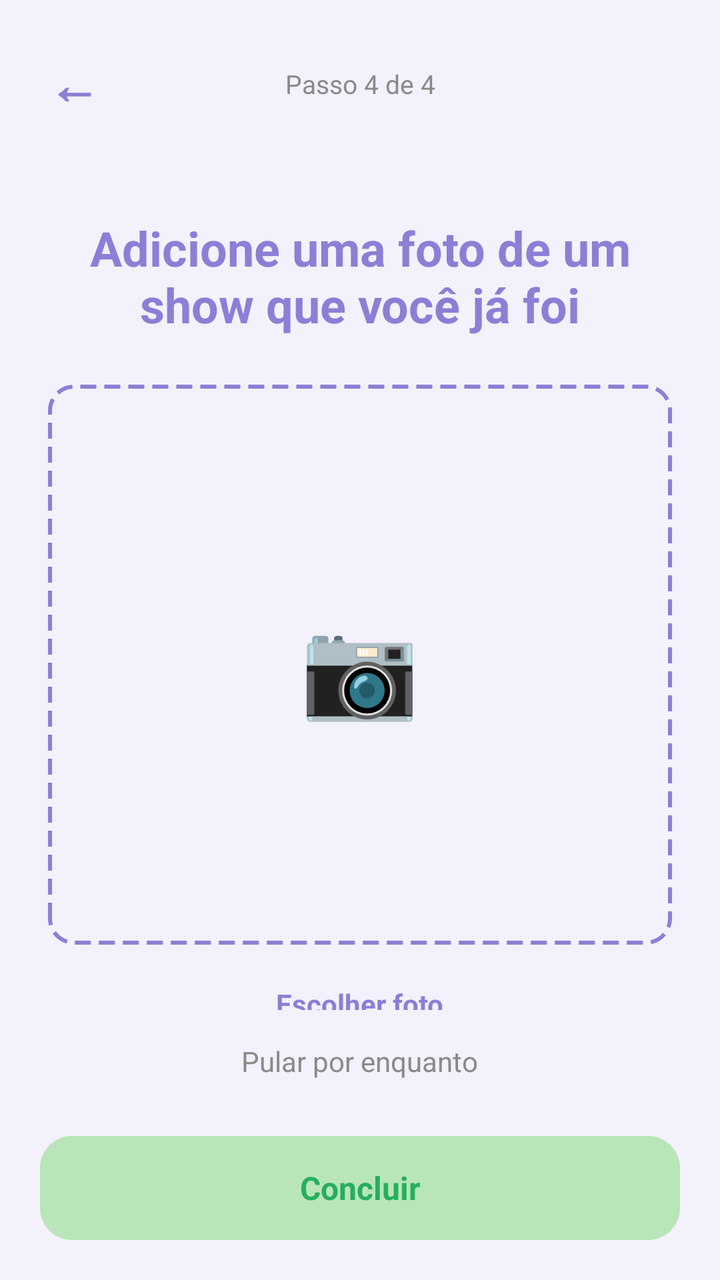
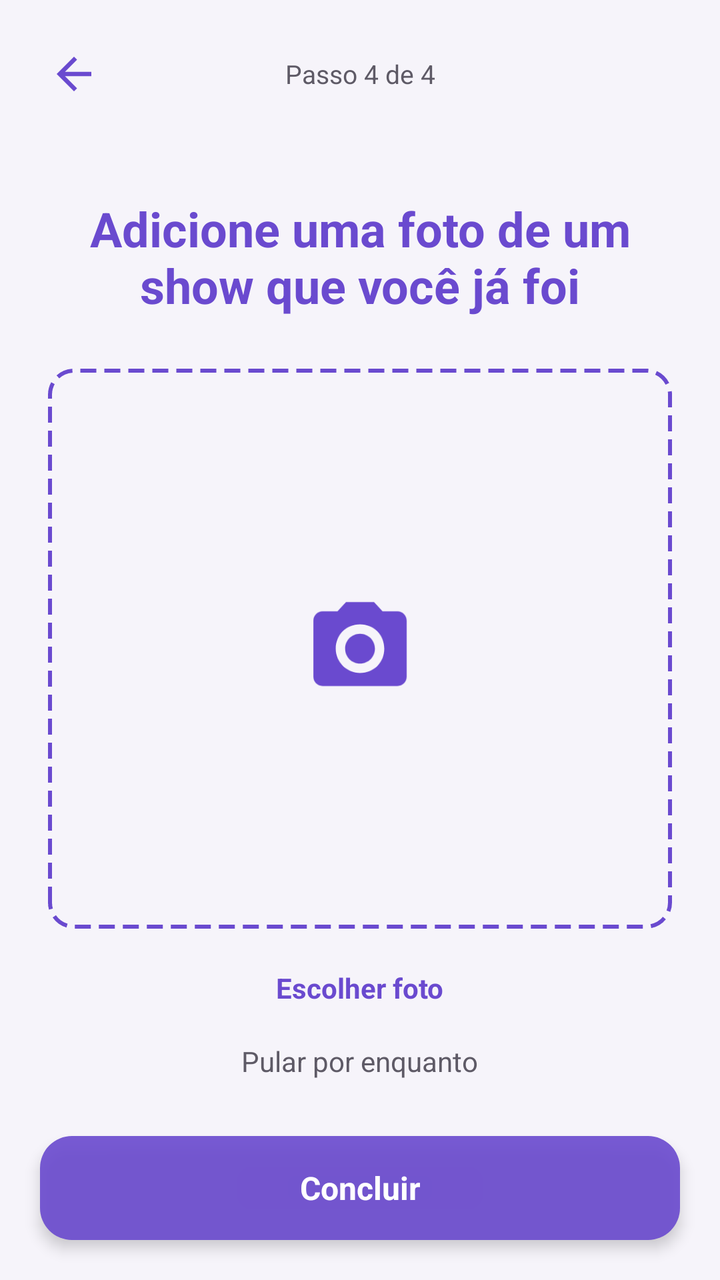

The first picture is an Android layout as it rendered before a commit; the second is the same layout after the commit. The layout source and the unified diff follow.
<!-- AndroidManifest.xml: activity theme Theme.MeetBeat -->
<!-- res/layout/activity_onboarding_foto.xml -->
<?xml version="1.0" encoding="utf-8"?>

<LinearLayout xmlns:android="http://schemas.android.com/apk/res/android"
    android:layout_width="match_parent"
    android:layout_height="match_parent"
    android:orientation="vertical"
    android:background="@color/purple_light">

    <LinearLayout
        android:layout_width="match_parent"
        android:layout_height="wrap_content"
        android:orientation="horizontal"
        android:gravity="center_vertical"
        android:padding="16dp">

        <TextView
            android:id="@+id/btnVoltarOnboarding"
            android:layout_width="wrap_content"
            android:layout_height="wrap_content"
            android:text="←"
            android:textSize="26sp"
            android:textColor="@color/purple_primary"
            android:textStyle="bold"
            android:padding="8dp"
            android:clickable="true"
            android:focusable="true" />

        <TextView
            android:layout_width="0dp"
            android:layout_height="wrap_content"
            android:layout_weight="1"
            android:text="Passo 4 de 4"
            android:textColor="@color/text_gray"
            android:textSize="13sp"
            android:gravity="center" />

        <View
            android:layout_width="42dp"
            android:layout_height="1dp" />

    </LinearLayout>

    <TextView
        android:layout_width="match_parent"
        android:layout_height="wrap_content"
        android:padding="24dp"
        android:text="Adicione uma foto de um show que você já foi"
        android:textColor="@color/purple_primary"
        android:textSize="24sp"
        android:textStyle="bold"
        android:gravity="center" />

    <LinearLayout
        android:layout_width="match_parent"
        android:layout_height="0dp"
        android:layout_weight="1"
        android:orientation="vertical"
        android:paddingHorizontal="24dp"
        android:gravity="center">

        <FrameLayout
            android:layout_width="match_parent"
            android:layout_height="280dp"
            android:background="@drawable/bg_placeholder_foto">

            <ImageView
                android:id="@+id/imageFotoSelecionadaOnboarding"
                android:layout_width="match_parent"
                android:layout_height="match_parent"
                android:scaleType="centerCrop" />

            <TextView
                android:id="@+id/textPlaceholderIcone"
                android:layout_width="wrap_content"
                android:layout_height="wrap_content"
                android:layout_gravity="center"
                android:text="📷"
                android:textSize="48sp" />

        </FrameLayout>

        <TextView
            android:id="@+id/btnEscolherFotoOnboarding"
            android:layout_width="wrap_content"
            android:layout_height="wrap_content"
            android:layout_marginTop="12dp"
            android:text="Escolher foto"
            android:textColor="@color/purple_primary"
            android:textStyle="bold"
            android:padding="8dp"
            android:clickable="true"
            android:focusable="true" />

    </LinearLayout>

    <TextView
        android:id="@+id/btnPularFoto"
        android:layout_width="wrap_content"
        android:layout_height="wrap_content"
        android:layout_gravity="center"
        android:text="Pular por enquanto"
        android:textColor="@color/text_gray"
        android:textSize="14sp"
        android:padding="8dp"
        android:clickable="true"
        android:focusable="true" />

    <TextView
        android:id="@+id/btnConcluirOnboarding"
        android:layout_width="match_parent"
        android:layout_height="52dp"
        android:layout_margin="20dp"
        android:background="@drawable/bg_button_accept"
        android:gravity="center"
        android:text="Concluir"
        android:textColor="#27AE60"
        android:textStyle="bold"
        android:textSize="16sp"
        android:clickable="true"
        android:focusable="true" />

</LinearLayout>
<!-- resources referenced by this layout -->
<resources>
  <color name="purple_light">#F3F1FB</color>
  <color name="purple_primary">#8B7FD6</color>
  <color name="text_gray">#8A8A8A</color>
  <!-- drawable bg_button_accept (drawable) -->
  <?xml version="1.0" encoding="utf-8"?>
  <shape xmlns:android="http://schemas.android.com/apk/res/android"
      android:shape="rectangle">
      <solid android:color="@color/accept_green" />
      <corners android:radius="16dp" />
  </shape>
  <!-- drawable bg_placeholder_foto (drawable) -->
  <?xml version="1.0" encoding="utf-8"?>
  
  <shape xmlns:android="http://schemas.android.com/apk/res/android"
      android:shape="rectangle">
      <solid android:color="@color/purple_light" />
      <stroke
          android:width="2dp"
          android:color="@color/purple_primary"
          android:dashWidth="8dp"
          android:dashGap="4dp" />
      <corners android:radius="12dp" />
  </shape>
  <style name="Theme.MeetBeat" parent="Base.Theme.MeetBeat" />
  <color name="accept_green">#B8E6B8</color>
  <style name="Base.Theme.MeetBeat" parent="Theme.Material3.DayNight.NoActionBar">
          
          
      </style>
</resources>

<!-- the commit's change to res/layout/activity_onboarding_foto.xml (unified diff, before → after) -->
@@ -1,5 +1,4 @@
 <?xml version="1.0" encoding="utf-8"?>
-
 <LinearLayout xmlns:android="http://schemas.android.com/apk/res/android"
     android:layout_width="match_parent"
     android:layout_height="match_parent"
@@ -13,14 +12,11 @@
         android:gravity="center_vertical"
         android:padding="16dp">
 
-        <TextView
+        <ImageView
             android:id="@+id/btnVoltarOnboarding"
-            android:layout_width="wrap_content"
-            android:layout_height="wrap_content"
-            android:text="←"
-            android:textSize="26sp"
-            android:textColor="@color/purple_primary"
-            android:textStyle="bold"
+            android:layout_width="42dp"
+            android:layout_height="42dp"
+            android:src="@drawable/ic_back"
             android:padding="8dp"
             android:clickable="true"
             android:focusable="true" />
@@ -69,13 +65,12 @@
                 android:layout_height="match_parent"
                 android:scaleType="centerCrop" />
 
-            <TextView
+            <ImageView
                 android:id="@+id/textPlaceholderIcone"
-                android:layout_width="wrap_content"
-                android:layout_height="wrap_content"
+                android:layout_width="56dp"
+                android:layout_height="56dp"
                 android:layout_gravity="center"
-                android:text="📷"
-                android:textSize="48sp" />
+                android:src="@drawable/ic_camera" />
 
         </FrameLayout>
 
@@ -111,9 +106,10 @@
         android:layout_height="52dp"
         android:layout_margin="20dp"
         android:background="@drawable/bg_button_accept"
+        android:elevation="4dp"
         android:gravity="center"
         android:text="Concluir"
-        android:textColor="#27AE60"
+        android:textColor="@color/vidro_conteudo_claro"
         android:textStyle="bold"
         android:textSize="16sp"
         android:clickable="true"
<!-- resource entries referenced after the edit -->
@@ -1,13 +1,14 @@
 <!-- resources referenced by this layout -->
 <resources>
-  <color name="purple_light">#F3F1FB</color>
-  <color name="purple_primary">#8B7FD6</color>
-  <color name="text_gray">#8A8A8A</color>
+  <color name="purple_light">#F6F4FA</color>
+  <color name="purple_primary">#6A4ACF</color>
+  <color name="text_gray">#5E5A66</color>
+  <color name="vidro_conteudo_claro">#FFFFFFFF</color>
   <!-- drawable bg_button_accept (drawable) -->
   <?xml version="1.0" encoding="utf-8"?>
   <shape xmlns:android="http://schemas.android.com/apk/res/android"
       android:shape="rectangle">
-      <solid android:color="@color/accept_green" />
+      <solid android:color="@color/vidro_fundo_intenso" />
       <corners android:radius="16dp" />
   </shape>
   <!-- drawable bg_placeholder_foto (drawable) -->
@@ -23,8 +24,28 @@
           android:dashGap="4dp" />
       <corners android:radius="12dp" />
   </shape>
+  <!-- drawable ic_back (drawable) -->
+  <vector xmlns:android="http://schemas.android.com/apk/res/android"
+      android:width="24dp"
+      android:height="24dp"
+      android:viewportWidth="24"
+      android:viewportHeight="24">
+    <path
+        android:fillColor="@color/purple_primary"
+        android:pathData="M20,11H7.83l5.59,-5.59L12,4l-8,8 8,8 1.41,-1.41L7.83,13H20v-2z"/>
+  </vector>
+  <!-- drawable ic_camera (drawable) -->
+  <vector xmlns:android="http://schemas.android.com/apk/res/android"
+      android:width="24dp"
+      android:height="24dp"
+      android:viewportWidth="24"
+      android:viewportHeight="24">
+    <path
+        android:fillColor="@color/purple_primary"
+        android:pathData="M9,2L7.17,4H4c-1.1,0 -2,0.9 -2,2v12c0,1.1 0.9,2 2,2h16c1.1,0 2,-0.9 2,-2L22,6c0,-1.1 -0.9,-2 -2,-2h-3.17L15,2H9zM12,17.2c-2.76,0 -5.2,-2.24 -5.2,-5.2s2.24,-5.2 5.2,-5.2 5.2,2.24 5.2,5.2 -2.24,5.2 -5.2,5.2zM12,8.8c-1.77,0 -3.2,1.43 -3.2,3.2s1.43,3.2 3.2,3.2 3.2,-1.43 3.2,-3.2 -1.43,-3.2 -3.2,-3.2z"/>
+  </vector>
   <style name="Theme.MeetBeat" parent="Base.Theme.MeetBeat" />
-  <color name="accept_green">#B8E6B8</color>
+  <color name="vidro_fundo_intenso">#E66A4ACF</color>
   <style name="Base.Theme.MeetBeat" parent="Theme.Material3.DayNight.NoActionBar">
           
           
